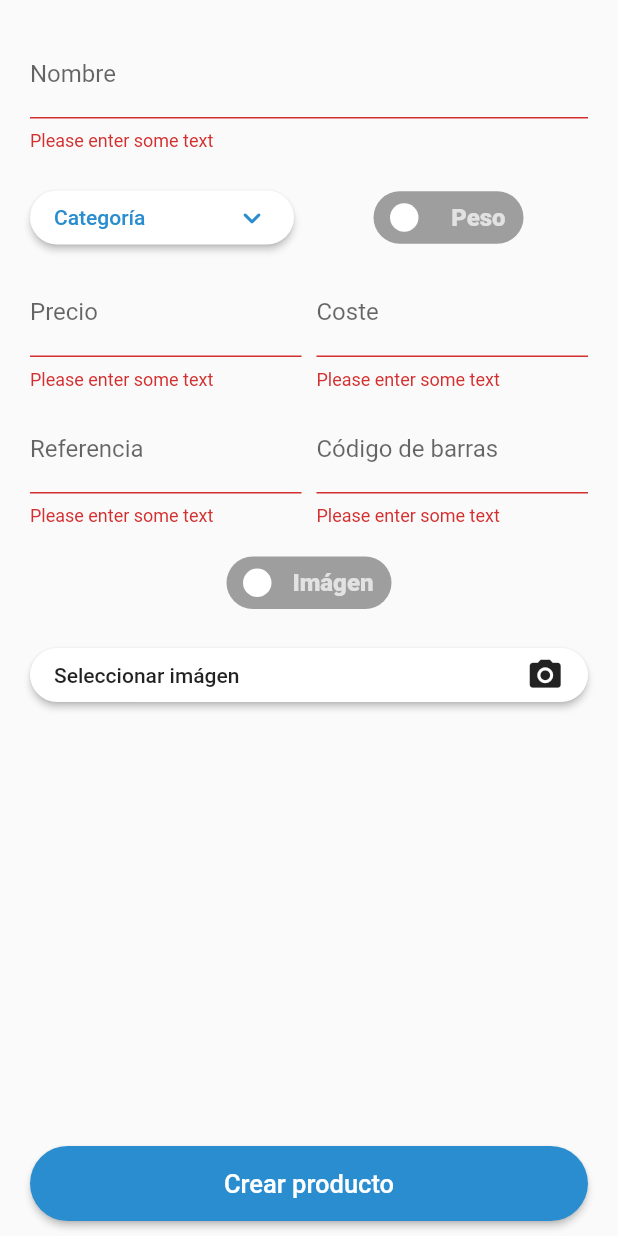
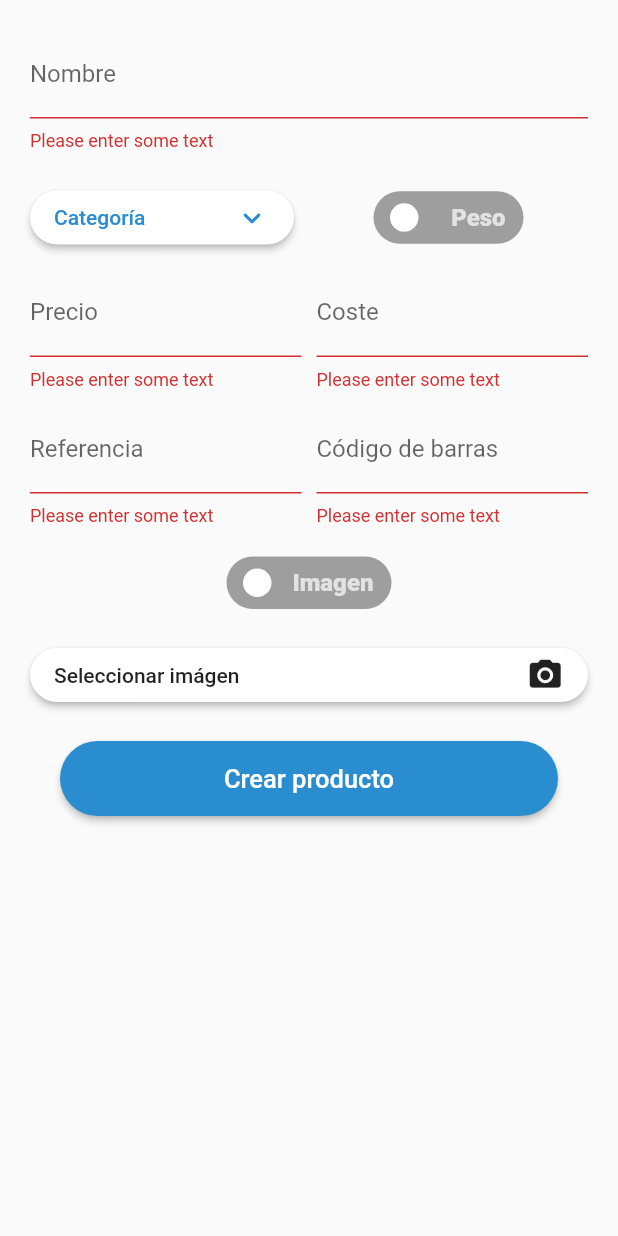
Before and after one commit to lordmacu/postshop, a Flutter app: the DetailProduct screen opened directly, after a tap on "Crear producto", on a phone screen of 412 x 824 dp. Run offline on Flutter 3.47's test engine with Material 2 defaults, Android fonts, the phone set to English and light mode, and no system bars; drawn by our look-alikes of flutter_switch; our stand-ins replace animated_background, bubble_bottom_bar, currency_text_input_formatter, dio, get, image_picker and 5 more; missing offline and left inert: easy_mask, loading_hud, masonry_grid, o_color_picker, pop_bottom_menu, sliding_switch; accounts and stored records are empty; network calls fail.

```diff
--- a/lib/cart/controllers/CartController.dart
+++ b/lib/cart/controllers/CartController.dart
@@ -5,4 +5,6 @@ import 'package:poshop/cart/model/Cart.dart';
 class CartContoller extends GetxController{
 
   RxList<Cart> items = RxList<Cart>();
+
+  var totalCart=0.obs;
 }
--- a/lib/checkout/controllers/CheckoutController.dart
+++ b/lib/checkout/controllers/CheckoutController.dart
@@ -15,7 +15,7 @@ class CheckoutContoller extends GetxController{
 
   var valueCheckout= "10000".obs;
   var isPanelOpen= false.obs;
-
+  var totalCart=0.obs;
   var typePayment= 1.obs;
   @override
   void onInit() async{
--- a/lib/products/controllers/ProductContoller.dart
+++ b/lib/products/controllers/ProductContoller.dart
@@ -86,6 +86,7 @@ class ProductContoller extends GetxController {
      outlets.value = [];
      idCategory.value = "0";
      isImagen.value=false;
+    imageUpload.value="";
 
   }
 
--- a/lib/products/detail.dart
+++ b/lib/products/detail.dart
@@ -283,56 +283,7 @@ class DetailProduct extends StatelessWidget {
 
     // TODO: implement build
     return Scaffold(
-      bottomNavigationBar: Container(
-        padding: EdgeInsets.only(left: 20,right: 20,bottom: 10),
-         width: double.infinity,
-        child: RaisedButton(
-          padding: EdgeInsets.only(top: 15, bottom: 15),
-          onPressed: () async {
 
-            if (controllerHome.formKey.value.currentState.validate()) {
-              var canSubmit=true;
-
-              if(controllerHome.isImagen.value){
-                if(!controllerHome.isFormSelected.value){
-                  helpers.defaultAlert(context, "warning", "Error en creación", "Por favor seleccione una forma");
-                  canSubmit=false;
-                }
-                if(!controllerHome.isSelectedColor.value){
-                  helpers.defaultAlert(context, "warning", "Error en creación", "Por favor seleccione el color");
-                  canSubmit=false;
-                }
-              }
-
-            if(controllerHome.selectedCategory.value==0){
-              helpers.defaultAlert(context, "warning", "Error en creación", "Por favor seleccione la categoría");
-              canSubmit=false;
-            }
-              if(canSubmit){
-                if(controllerHome.item_id.value!=0){
-                  await controllerHome.createProduct();
-                }else{
-                  await controllerHome.updateProduct();
-                }
-                controllerHome.resetCreationProduct();
-                controllerHome.panelController.value.close();
-
-              }
-
-            }
-          },
-
-          shape: RoundedRectangleBorder(
-            borderRadius: BorderRadius.circular(30.0),
-          ),
-          color: Color(0xff298dcf),
-          child: Text(
-            "Crear producto",
-            style: TextStyle(color: Colors.white, fontSize: 17),
-          ),
-        ),
-      )
-      ,
       body: Container(
 
         padding: EdgeInsets.only(top: 20, left: 20, right: 20),
@@ -451,7 +402,7 @@ class DetailProduct extends StatelessWidget {
                                               "Escribe el precio del producto"),
                                           inputFormatters: [
                                             TextInputMask(
-                                                mask: '\$! !9+.99',
+                                                mask: '\$! !9+',
                                                 placeholder: '0',
                                                 maxPlaceHolders: 3,
                                                 reverse: true)
@@ -483,7 +434,7 @@ class DetailProduct extends StatelessWidget {
                                               "Escribe el coste del producto"),
                                           inputFormatters: [
                                             TextInputMask(
-                                                mask: '\$! !9+.999',
+                                                mask: '\$! !9+',
                                                 placeholder: '0',
                                                 maxPlaceHolders: 3,
                                                 reverse: true)
@@ -547,7 +498,7 @@ class DetailProduct extends StatelessWidget {
 
                                 value: controllerHome.isImagen.value,
                                 activeText: "Color y forma",
-                                inactiveText: "Imágen",
+                                inactiveText: "Imagen",
                                 width: controllerHome.isImagen.value ? 150 : 110,
                                 borderRadius: 30.0,
                                 padding: 8.0,
@@ -707,6 +658,57 @@ class DetailProduct extends StatelessWidget {
                                   onPressed: () {
                                     getImage(context);
                                   }) ,
+                            ),
+                            Container(
+
+                              margin: EdgeInsets.only(top:20),
+                              padding: EdgeInsets.only(left: 20,right: 20,bottom: 10),
+                              width: double.infinity,
+                              child: RaisedButton(
+                                padding: EdgeInsets.only(top: 15, bottom: 15),
+                                onPressed: () async {
+
+                                  if (controllerHome.formKey.value.currentState.validate()) {
+                                    var canSubmit=true;
+
+                                    if(controllerHome.isImagen.value){
+                                      if(!controllerHome.isFormSelected.value){
+                                        helpers.defaultAlert(context, "warning", "Error en creación", "Por favor seleccione una forma");
+                                        canSubmit=false;
+                                      }
+                                      if(!controllerHome.isSelectedColor.value){
+                                        helpers.defaultAlert(context, "warning", "Error en creación", "Por favor seleccione el color");
+                                        canSubmit=false;
+                                      }
+                                    }
+
+                                    if(controllerHome.selectedCategory.value==0){
+                                      helpers.defaultAlert(context, "warning", "Error en creación", "Por favor seleccione la categoría");
+                                      canSubmit=false;
+                                    }
+                                    if(canSubmit){
+                                      if(controllerHome.item_id.value!=0){
+                                        await controllerHome.createProduct();
+                                      }else{
+                                        await controllerHome.updateProduct();
+                                      }
+                                      controllerHome.resetCreationProduct();
+                                      controllerHome.panelController.value.close();
+
+                                    }
+
+                                  }
+                                },
+
+                                shape: RoundedRectangleBorder(
+                                  borderRadius: BorderRadius.circular(30.0),
+                                ),
+                                color: Color(0xff298dcf),
+                                child: Text(
+                                  "Crear producto",
+                                  style: TextStyle(color: Colors.white, fontSize: 17),
+                                ),
+                              ),
                             )
 
                           ],
```
Also changed, not shown: lib/checkout/checkout.dart (+15 -2 lines), lib/home/products.dart (+8 -3 lines).
